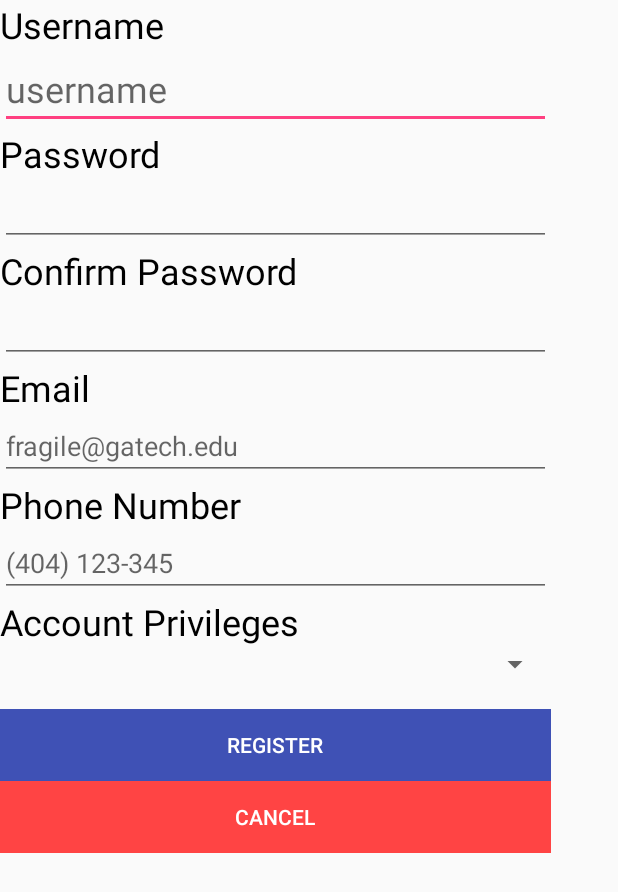
After one commit to frAGILE-development/2340, an Android app: the layout activity_register.xml on its own in the app's theme, with its tools: preview values and no code run, on a phone screen of 412 x 824 dp. The commit adds this screen. Shown: the top 892 px of the screen. Run offline under Robolectric (Android 15) with nearby library versions, the phone set to English and light mode, and no system bars.

Commit message:
Created UI for registration screen

```diff
--- /dev/null
+++ b/app/src/main/res/layout/activity_register.xml
@@ -0,0 +1,149 @@
+<?xml version="1.0" encoding="utf-8"?>
+<ScrollView xmlns:android="http://schemas.android.com/apk/res/android"
+
+    android:layout_width="match_parent"
+    android:layout_height="wrap_content">
+
+    <LinearLayout
+        android:layout_width="wrap_content"
+        android:layout_height="wrap_content"
+
+        android:orientation="vertical">
+
+        <TextView
+            android:id="@+id/text_username"
+            android:layout_width="367dp"
+            android:layout_height="wrap_content"
+            android:text="Username"
+            android:textAlignment="viewStart"
+            android:textAppearance="@style/TextAppearance.AppCompat.Display1"
+            android:textColor="@android:color/background_dark"
+            android:textSize="24sp" />
+
+        <EditText
+            android:id="@+id/editText_username"
+            android:layout_width="match_parent"
+            android:layout_height="wrap_content"
+            android:ems="10"
+            android:hint="username"
+            android:inputType="textPersonName"
+            android:textColor="@android:color/darker_gray"
+            android:textSize="24sp" />
+
+        <TextView
+            android:id="@+id/text_enterPassword"
+            android:layout_width="match_parent"
+            android:layout_height="wrap_content"
+            android:layout_weight="0.04"
+            android:lineSpacingExtra="8sp"
+            android:text="Password"
+            android:textColor="@android:color/background_dark"
+            android:textSize="24sp" />
+
+        <EditText
+            android:id="@+id/editText_password"
+            android:layout_width="match_parent"
+            android:layout_height="wrap_content"
+            android:layout_weight="0.03"
+            android:ems="10"
+            android:inputType="textPassword" />
+
+        <TextView
+            android:id="@+id/text_confirmPassword"
+            android:layout_width="match_parent"
+            android:layout_height="wrap_content"
+            android:layout_weight="0.05"
+            android:lineSpacingExtra="8sp"
+            android:text="Confirm Password"
+            android:textColor="@android:color/background_dark"
+            android:textSize="24sp" />
+
+        <EditText
+            android:id="@+id/editText_confirmPassword"
+            android:layout_width="match_parent"
+            android:layout_height="wrap_content"
+            android:layout_weight="0.03"
+            android:ems="10"
+            android:inputType="textPassword" />
+
+        <TextView
+            android:id="@+id/text_email"
+            android:layout_width="match_parent"
+            android:layout_height="wrap_content"
+            android:layout_weight="0.05"
+            android:lineSpacingExtra="8sp"
+            android:text="Email"
+            android:textColor="@android:color/background_dark"
+            android:textSize="24sp" />
+
+        <EditText
+            android:id="@+id/editText_email"
+            android:layout_width="match_parent"
+            android:layout_height="wrap_content"
+            android:layout_weight="0.05"
+            android:ems="10"
+            android:hint="fragile@gatech.edu"
+            android:inputType="textEmailAddress"
+            android:textColor="@android:color/darker_gray" />
+
+        <TextView
+            android:id="@+id/text_phone"
+            android:layout_width="match_parent"
+            android:layout_height="wrap_content"
+            android:layout_weight="0.05"
+            android:lineSpacingExtra="8sp"
+            android:text="Phone Number"
+            android:textColor="@android:color/background_dark"
+            android:textSize="24sp" />
+
+        <EditText
+            android:id="@+id/editText_phone"
+            android:layout_width="match_parent"
+            android:layout_height="wrap_content"
+            android:layout_weight="0.05"
+            android:ems="10"
+            android:hint="(404) 123-345"
+            android:inputType="phone" />
+
+        <TextView
+            android:id="@+id/textView9"
+            android:layout_width="match_parent"
+            android:layout_height="wrap_content"
+            android:layout_weight="0.05"
+            android:lineSpacingExtra="8sp"
+            android:text="Account Privileges"
+            android:textColor="@android:color/background_dark"
+            android:textSize="24sp" />
+
+        <Spinner
+            android:id="@+id/spinner"
+            android:layout_width="match_parent"
+            android:layout_height="wrap_content"
+            android:layout_weight="7.67"
+            android:spinnerMode="dropdown" />
+
+        <Space
+            android:layout_width="match_parent"
+            android:layout_height="18dp" />
+
+        <Button
+            android:id="@+id/button_register"
+            style="@style/Widget.AppCompat.Button.Borderless.Colored"
+            android:layout_width="match_parent"
+            android:layout_height="wrap_content"
+            android:background="@color/colorPrimary"
+            android:text="Register"
+            android:textColor="@android:color/background_light" />
+
+        <Button
+            android:id="@+id/button_cancel"
+            style="@style/Widget.AppCompat.Button.Borderless.Colored"
+            android:layout_width="match_parent"
+            android:layout_height="wrap_content"
+            android:background="@android:color/holo_red_light"
+            android:text="Cancel"
+            android:textColor="@android:color/background_light" />
+
+
+    </LinearLayout>
+</ScrollView>
--- a/app/src/main/res/values/colors.xml
+++ b/app/src/main/res/values/colors.xml
@@ -1,6 +1,6 @@
 <?xml version="1.0" encoding="utf-8"?>
 <resources>
-    <color name="colorPrimary">#3F51B5</color>
-    <color name="colorPrimaryDark">#303F9F</color>
+    <color name="colorPrimary">#3f51b5</color>
+    <color name="colorPrimaryDark">#303f9f</color>
     <color name="colorAccent">#FF4081</color>
 </resources>
```
